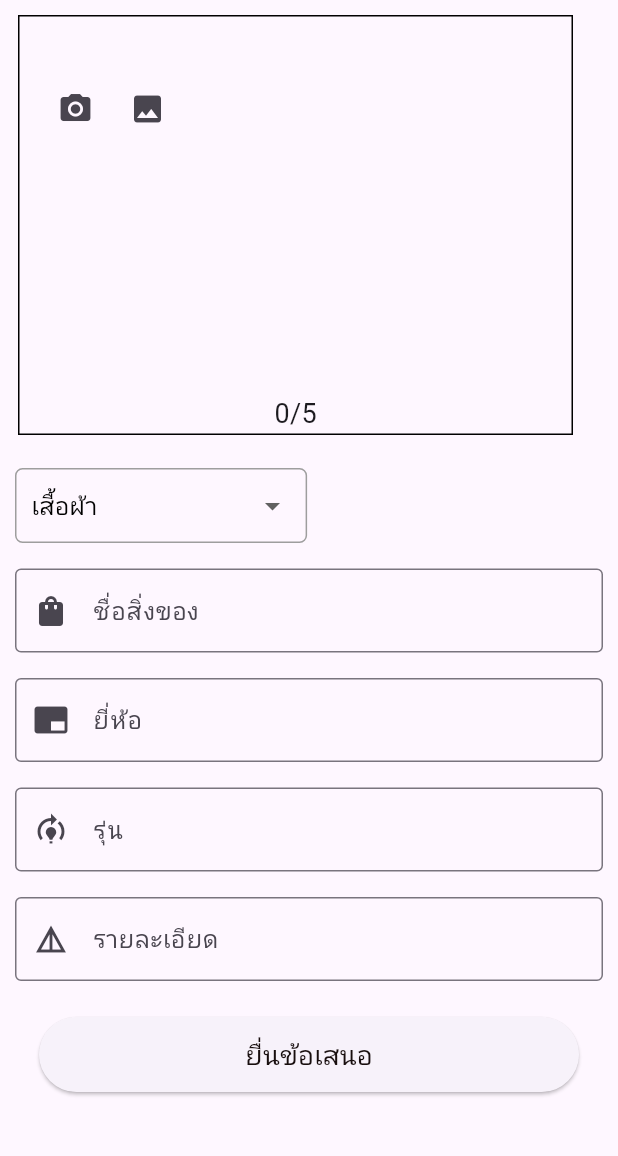
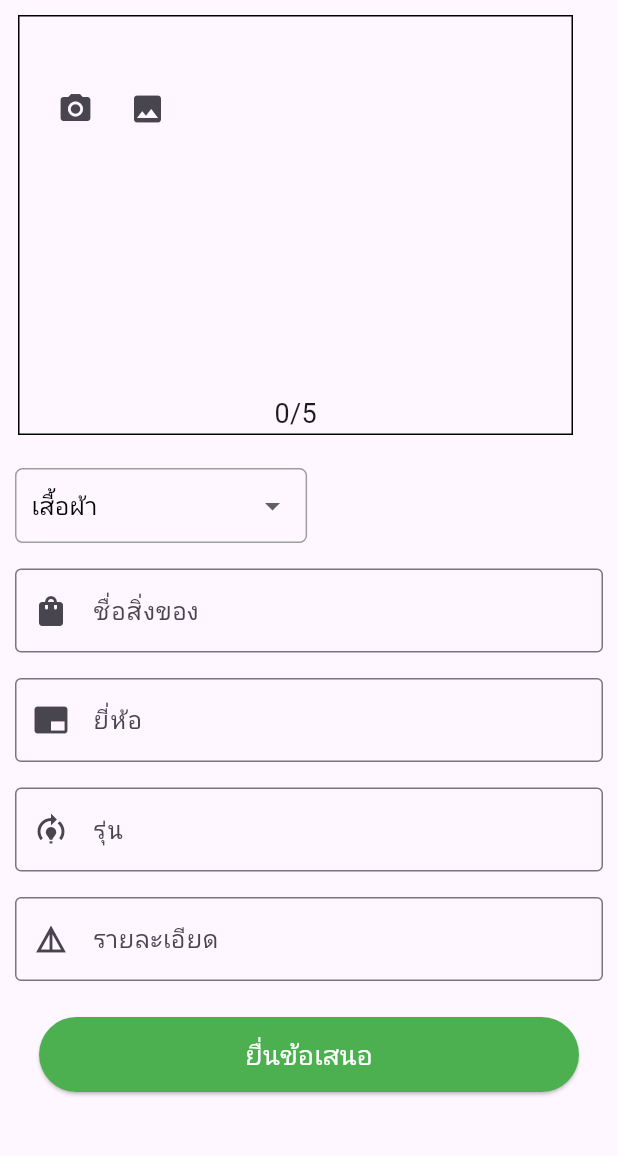
Before and after one commit to peerapattop/swapItem-project, a Flutter app: the MakeAnOffer screen opened directly with empty values, on a phone screen of 412 x 824 dp, the part 60-1216 px from its top. Run offline on Flutter 3.47's test engine with Material 3 defaults, Android fonts, the phone set to English and light mode, and no system bars; our stand-ins replace cloud_firestore, firebase_auth, firebase_core, firebase_database, firebase_messaging, firebase_storage and 3 more; missing offline and left inert: custom_clippers; accounts and stored records are empty; network calls fail.

Commit message:
แก้ไข ui

```diff
--- a/lib/12_makeAnOffer.dart
+++ b/lib/12_makeAnOffer.dart
@@ -249,6 +249,8 @@ class _MakeAnOfferState extends State<MakeAnOffer> {
                     width: 360,
                     height: 50,
                     child: ElevatedButton(
+                      style: ElevatedButton.styleFrom(
+                          backgroundColor: Colors.green),
                       onPressed: !_isSubmitting
                           ? () async {
                               setState(() {
@@ -267,7 +269,7 @@ class _MakeAnOfferState extends State<MakeAnOffer> {
                                   ),
                                 );
                               } catch (e) {
-                                // จัดการข้อผิดพลาดที่นี่ หากมี
+                                print(e);
                               }
                               setState(() {
                                 _isSubmitting = false; // ดำเนินการเสร็จสิ้น
@@ -277,7 +279,7 @@ class _MakeAnOfferState extends State<MakeAnOffer> {
                       child: Text(
                         "ยื่นข้อเสนอ",
                         style: TextStyle(
-                          color: const Color.fromARGB(255, 24, 14, 14),
+                          color: Colors.white,
                           fontSize: 18,
                         ),
                       ),
```
Also changed, not shown: lib/14_HistroryMakeOffer.dart (+18 -2 lines).
